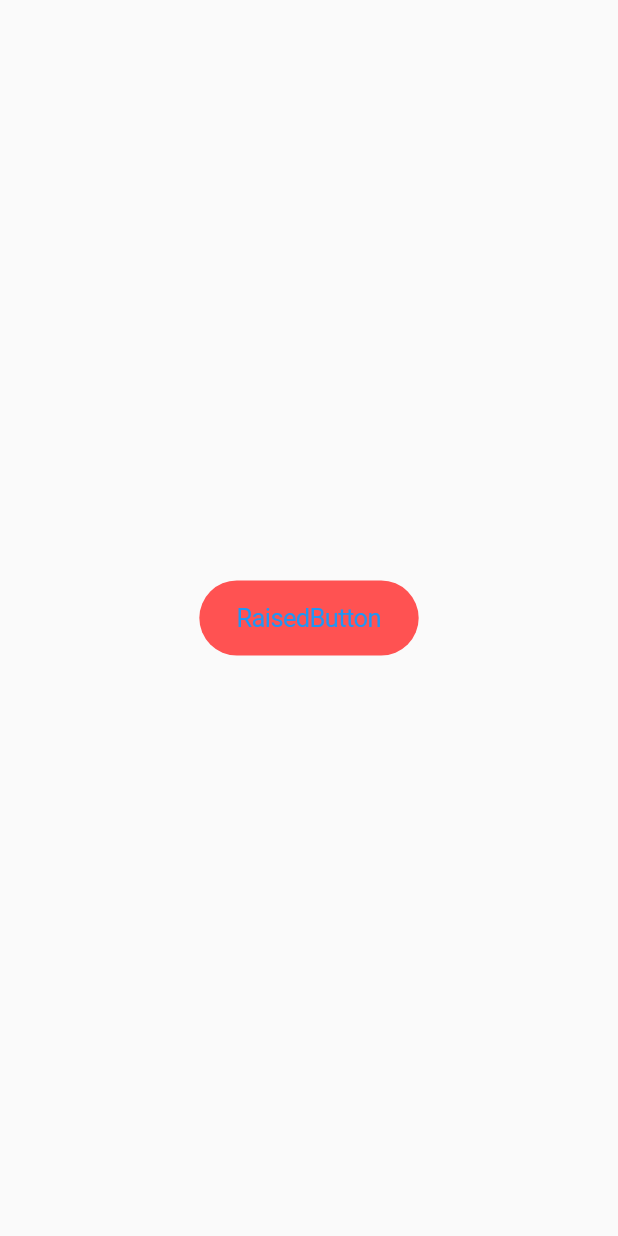
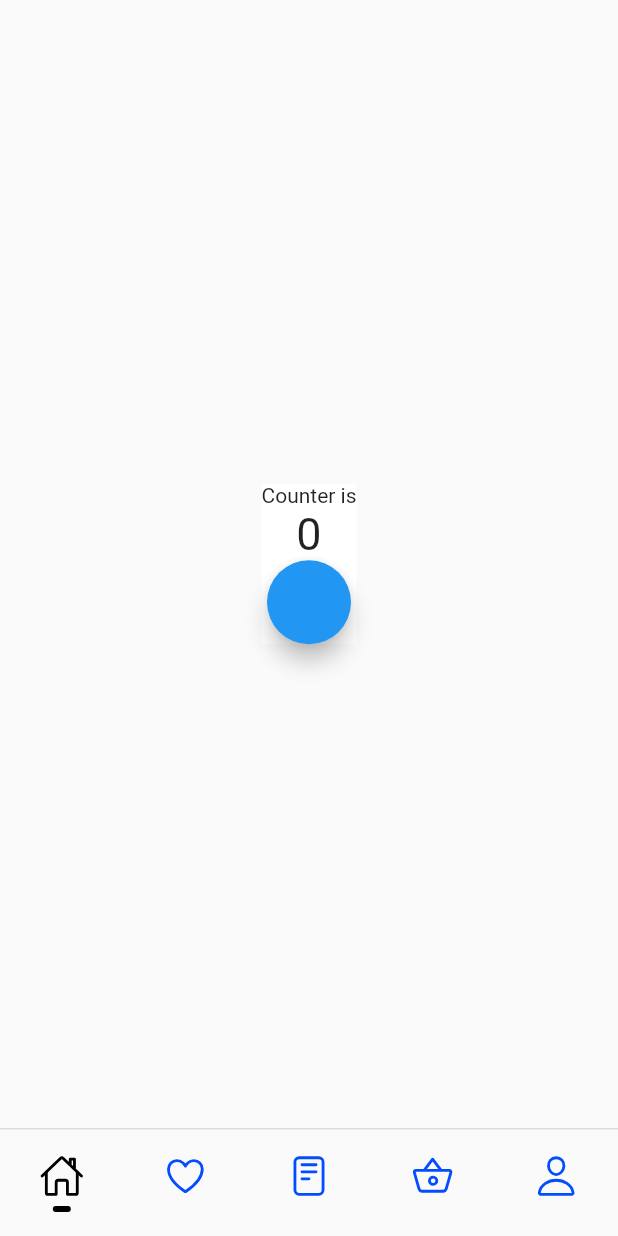
Before and after one commit to AntVill77/pruebaflutter, a Flutter app: the screen it shows after launch, on a phone screen of 412 x 824 dp. Run offline on Flutter 3.47's test engine with Material 2 defaults, Android fonts, the phone set to English and light mode, and no system bars; our stand-ins replace ionicons.

Commit message:
ejercicio de contador e items

```diff
--- a/flutter_pueba1/lib/main.dart
+++ b/flutter_pueba1/lib/main.dart
@@ -2,13 +2,15 @@ import 'package:flutter/material.dart';
 import 'package:flutter_pueba1/pages/home_page.dart';
 
 void main() {
-  runApp(MyApp());
+  runApp(const MyApp());
 }
 
 class MyApp extends StatelessWidget {
+  const MyApp({Key key}) : super(key: key);
+
   @override
   Widget build(BuildContext context) {
-    return MaterialApp(
+    return const MaterialApp(
       home: HomePage(),
     );
   }
--- a/flutter_pueba1/lib/pages/home_page.dart
+++ b/flutter_pueba1/lib/pages/home_page.dart
@@ -1,23 +1,18 @@
 import 'package:flutter/material.dart';
-import 'package:flutter/cupertino.dart';
+import './widgets/my_bottom_navigation_bar.dart';
+import './widgets/my_counter.dart';
+//import 'package:flutter/cupertino.dart';
 
 class HomePage extends StatelessWidget {
-  void onPressed() {
-    print("boton presionado");
-  }
+  const HomePage({Key key}) : super(key: key);
 
   @override
   Widget build(BuildContext context) {
-    return Scaffold(
+    return const Scaffold(
+      bottomNavigationBar: MyBottomNavigationBar(),
       body: Center(
-          child: CupertinoButton(
-        onPressed: this.onPressed,
-        color: Colors.redAccent,
-        borderRadius: BorderRadius.circular(30),
-        padding: EdgeInsets.symmetric(horizontal: 25),
-        minSize: 50,
-        child: Text("RaisedButton"),
-      )),
+        child: MyCounter(),
+      ),
     );
   }
 }
--- /dev/null
+++ b/flutter_pueba1/lib/pages/widgets/my_bottom_navigation_bar.dart
@@ -0,0 +1,51 @@
+import 'package:flutter/material.dart';
+import 'package:ionicons/ionicons.dart';
+import './my_bottom_navigation_bar_item_.dart';
+
+class MyBottomNavigationBar extends StatefulWidget {
+  const MyBottomNavigationBar({Key key}) : super(key: key);
+
+  @override
+  _MyBottomNavigationBarState createState() => _MyBottomNavigationBarState();
+}
+
+class _MyBottomNavigationBarState extends State<MyBottomNavigationBar> {
+  int currentTab = 0;
+  final List<IconData> items = [
+    Ionicons.home_outline,
+    Ionicons.heart_outline,
+    Ionicons.reader_outline,
+    Ionicons.basket_outline,
+    Ionicons.person_outline
+  ];
+
+  @override
+  Widget build(BuildContext context) {
+    return Container(
+      decoration: const BoxDecoration(
+        border: Border(
+          top: BorderSide(
+            width: 1,
+            color: Colors.black12,
+          ),
+        ),
+      ),
+      child: SafeArea(
+        child: Row(
+          crossAxisAlignment: CrossAxisAlignment.start,
+          children: List.generate(items.length, (index) {
+            final IconData iconData = items[index];
+            return MyBottomNavigationBarItem(
+              iconData: iconData,
+              isActive: index == currentTab,
+              onPressed: () {
+                currentTab = index;
+                setState(() {});
+              },
+            );
+          }),
+        ),
+      ),
+    );
+  }
+}
--- /dev/null
+++ b/flutter_pueba1/lib/pages/widgets/my_bottom_navigation_bar_item_.dart
@@ -0,0 +1,44 @@
+import 'package:flutter/cupertino.dart';
+import 'package:flutter/material.dart';
+
+class MyBottomNavigationBarItem extends StatelessWidget {
+  final IconData iconData;
+  final bool isActive;
+  final void Function() onPressed;
+
+  const MyBottomNavigationBarItem({
+    Key key,
+    @required this.iconData,
+    this.isActive = false,
+    @required this.onPressed,
+  }) : super(key: key);
+
+  @override
+  Widget build(BuildContext context) {
+    return Expanded(
+      child: CupertinoButton(
+        child: Column(
+          mainAxisSize: MainAxisSize.min,
+          children: [
+            Icon(
+              iconData,
+              color: isActive ? Colors.black : const Color(0xff024DFE),
+              size: 30,
+            ),
+            if (isActive)
+              Container(
+                margin: const EdgeInsets.only(top: 5),
+                width: 12,
+                height: 4,
+                decoration: BoxDecoration(
+                  color: Colors.black,
+                  borderRadius: BorderRadius.circular(2),
+                ),
+              ),
+          ],
+        ),
+        onPressed: onPressed,
+      ),
+    );
+  }
+}
--- /dev/null
+++ b/flutter_pueba1/lib/pages/widgets/my_counter.dart
@@ -0,0 +1,63 @@
+//import 'package:flutter/cupertino.dart';
+import 'package:flutter/material.dart';
+
+class MyCounter extends StatefulWidget {
+  final int initialValue;
+  final Color color;
+
+  const MyCounter({
+    Key key,
+    this.initialValue = 0,
+    this.color = Colors.white,
+  }) : super(key: key);
+
+  @override
+  State createState() => MyCounterState();
+}
+
+class MyCounterState extends State<MyCounter> {
+  int counter;
+
+  @override
+  void initState() {
+    super.initState();
+    counter = widget.initialValue;
+    //print("iniState");
+  }
+
+  @override
+  void didUpdateWidget(covariant MyCounter oldWidget) {
+    super.didUpdateWidget(oldWidget);
+
+    if (oldWidget.initialValue != widget.initialValue) {
+      // print("reset counter");
+      counter = widget.initialValue;
+      setState(() {});
+    }
+  }
+
+  void add() {
+    counter++;
+    setState(() {});
+  }
+
+  @override
+  Widget build(BuildContext context) {
+    return Container(
+      color: widget.color,
+      child: Column(
+        mainAxisSize: MainAxisSize.min,
+        children: [
+          const Text("Counter is"),
+          Text(
+            "$counter",
+            style: const TextStyle(fontSize: 30),
+          ),
+          FloatingActionButton(
+            onPressed: add,
+          )
+        ],
+      ),
+    );
+  }
+}
--- a/flutter_pueba1/pubspec.yaml
+++ b/flutter_pueba1/pubspec.yaml
@@ -18,7 +18,7 @@ publish_to: 'none' # Remove this line if you wish to publish to pub.dev
 version: 1.0.0+1
 
 environment:
-  sdk: ">=2.12.0 <3.0.0"
+  sdk: ">=2.7.0 <3.0.0"
 
 # Dependencies specify other packages that your package needs in order to work.
 # To automatically upgrade your package dependencies to the latest versions
@@ -36,6 +36,7 @@ dependencies:
   cupertino_icons: ^1.0.2
 
   flutter_emoji: ">= 2.0.0"
+  ionicons: ^0.1.2
 
 dev_dependencies:
   flutter_test:
```
Also changed, not shown: flutter_pueba1/pubspec.lock.
